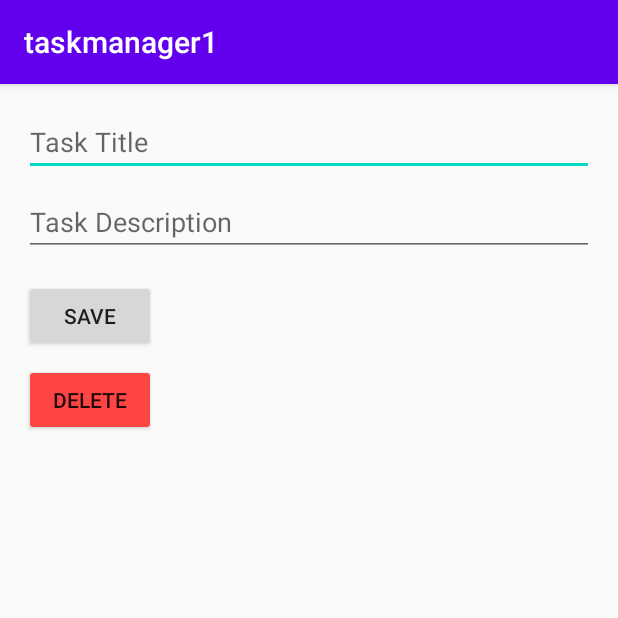
After one commit to Ahamedanas123/taskmanager_1, an Android app built with Jetpack Compose: the TaskDetailsActivity screen opened directly, with no data from a screen before it, on a phone screen of 412 x 824 dp, the top half of it. The commit adds this screen. Run offline under Robolectric (Android 15) with nearby library versions, the phone set to English and light mode, and no system bars; our stand-ins replace Room's generated code.

Commit message:
adding some features to add task in UI

```diff
--- a/app/build.gradle.kts
+++ b/app/build.gradle.kts
@@ -94,6 +94,7 @@ dependencies {
     implementation("androidx.room:room-runtime:2.6.1")
     implementation(libs.androidx.appcompat)
     implementation(libs.mediation.test.suite)
+    implementation(libs.androidx.foundation.android)
     kapt("androidx.room:room-compiler:2.6.1")
     implementation("androidx.room:room-ktx:2.6.1")
 
--- a/app/src/main/AndroidManifest.xml
+++ b/app/src/main/AndroidManifest.xml
@@ -14,8 +14,10 @@
         android:label="@string/app_name"
         android:roundIcon="@mipmap/ic_launcher_round"
         android:supportsRtl="true"
+        android:networkSecurityConfig="@xml/network_security_config"
         android:usesCleartextTraffic="true"
         android:theme="@style/AppTheme"
+        android:name=".TaskManagerApplication"
         tools:targetApi="31">
         <activity
             android:name=".MainActivity"
@@ -28,6 +30,7 @@
                 <category android:name="android.intent.category.LAUNCHER" />
             </intent-filter>
         </activity>
+        <activity android:name=".TaskDetailsActivity" />
     </application>
 
 </manifest>
--- /dev/null
+++ b/app/src/main/java/com/example/taskmanager1/TaskDetailsActivity.kt
@@ -0,0 +1,69 @@
+package com.example.taskmanager1
+
+import android.os.Bundle
+import android.widget.Toast
+import androidx.appcompat.app.AppCompatActivity
+import androidx.lifecycle.ViewModelProvider
+import com.example.taskmanager1.data.AppDatabase
+import com.example.taskmanager1.data.RetrofitClient
+import com.example.taskmanager1.data.TaskRepository
+import com.example.taskmanager1.databinding.ActivityTaskDetailsBinding
+import com.example.taskmanager1.models.Task
+import com.example.taskmanager1.viewmodel.TaskViewModel
+import com.example.taskmanager1.viewmodel.ViewModelFactory
+
+class TaskDetailsActivity : AppCompatActivity() {
+
+    private lateinit var binding: ActivityTaskDetailsBinding
+    private lateinit var viewModel: TaskViewModel
+
+    override fun onCreate(savedInstanceState: Bundle?) {
+        super.onCreate(savedInstanceState)
+        binding = ActivityTaskDetailsBinding.inflate(layoutInflater)
+        setContentView(binding.root)
+
+        // Initialize ViewModel
+        initializeViewModel()
+
+        val taskId = intent.getIntExtra("task_id", -1)
+        val taskTitle = intent.getStringExtra("task_title") ?: ""
+        val taskDescription = intent.getStringExtra("task_description") ?: ""
+
+        // Set initial data
+        binding.editTaskTitle.setText(taskTitle)
+        binding.editTaskDescription.setText(taskDescription)
+
+        binding.saveButton.setOnClickListener {
+            val updatedTask = Task(
+                id = taskId,
+                title = binding.editTaskTitle.text.toString(),
+                description = binding.editTaskDescription.text.toString(),
+                isCompleted = false
+            )
+            // Update the task using the ViewModel
+            viewModel.updateTask(updatedTask)
+            Toast.makeText(this, "Task updated!", Toast.LENGTH_SHORT).show()
+            finish()
+        }
+
+        binding.deleteButton.setOnClickListener {
+            val task = Task(
+                id = taskId,
+                title = binding.editTaskTitle.text.toString(),
+                description = binding.editTaskDescription.text.toString(),
+                isCompleted = false
+            )
+            viewModel.deleteTask(task)
+            Toast.makeText(this, "Task deleted!", Toast.LENGTH_SHORT).show()
+            finish()
+        }
+    }
+
+    private fun initializeViewModel() {
+        val database = AppDatabase.getDatabase(this)
+        val repository = TaskRepository(database.taskDao(), this)  // Pass context here
+        val factory = ViewModelFactory(repository)  // Pass context here as well
+        viewModel = ViewModelProvider(this, factory).get(TaskViewModel::class.java)
+    }
+
+}
--- a/app/src/main/java/com/example/taskmanager1/data/ApiService.kt
+++ b/app/src/main/java/com/example/taskmanager1/data/ApiService.kt
@@ -26,7 +26,7 @@ object RetrofitClient {
         val jsonString = context.assets.open("db.json").bufferedReader().use { it.readText() }
 
         val mockRetrofit = Retrofit.Builder()
-            .baseUrl("http://10.0.2.2:8080/") // Required but unused
+            .baseUrl("http://192.168.127.52:8000/") // Required but unused
             .addConverterFactory(GsonConverterFactory.create())
             .build()
 
--- a/app/src/main/java/com/example/taskmanager1/data/TaskRepository.kt
+++ b/app/src/main/java/com/example/taskmanager1/data/TaskRepository.kt
@@ -1,17 +1,75 @@
 package com.example.taskmanager1.data
 
-import androidx.lifecycle.LiveData
+import android.content.Context
 import com.example.taskmanager1.models.Task
+import com.google.gson.Gson
+import com.google.gson.GsonBuilder
+import com.google.gson.reflect.TypeToken
+import kotlinx.coroutines.Dispatchers
+import kotlinx.coroutines.withContext
+import java.io.File
 
-class TaskRepository(private val taskDao: TaskDao, private val apiService: ApiService) {
-    val allTasks: LiveData<List<Task>> = taskDao.getAllTasks()
+class TaskRepository(private val taskDao: TaskDao, private val context: Context) {
 
-    suspend fun insert(task: Task) = taskDao.insertTask(task)
-    suspend fun update(task: Task) = taskDao.updateTask(task)
-    suspend fun delete(task: Task) = taskDao.deleteTask(task)
+    val allTasks = taskDao.getAllTasks()
 
-    suspend fun fetchTasksFromJson(): List<Task> = apiService.getTasks()
-    suspend fun addTask(task: Task): Task = apiService.createTask(task)
-    suspend fun modifyTask(id: Int, task: Task): Task = apiService.updateTask(id, task)
-    suspend fun removeTask(id: Int) = apiService.deleteTask(id)
+    suspend fun insert(task: Task) {
+        taskDao.insertTask(task)
+        updateJsonFile()
+    }
+
+    suspend fun deleteTask(task: Task) {
+        taskDao.deleteTask(task)
+        updateJsonFile()
+    }
+
+    suspend fun update(task: Task) {
+        taskDao.updateTask(task)
+        updateJsonFile()
+    }
+
+    suspend fun loadTasksFromJson(): List<Task> {
+        return withContext(Dispatchers.IO) {
+            try {
+                val file = File(context.filesDir, "db.json")
+                if (!file.exists()) {
+                    // Copy from assets to internal storage if not exists
+                    context.assets.open("db.json").use { inputStream ->
+                        file.outputStream().use { outputStream ->
+                            inputStream.copyTo(outputStream)
+                        }
+                    }
+                }
+                val json = file.readText()
+                val taskListType = object : TypeToken<List<Task>>() {}.type
+                Gson().fromJson(json, taskListType) ?: emptyList()
+            } catch (e: Exception) {
+                e.printStackTrace()
+                emptyList()
+            }
+        }
+    }
+
+    // Function to update JSON file with a safer Gson configuration
+    private suspend fun updateJsonFile() {
+        withContext(Dispatchers.IO) {
+            try {
+                // Use a regular Gson configuration without exposing specific annotations
+                val gson = GsonBuilder().setPrettyPrinting().create()
+                val tasks = taskDao.getAllTasks().value ?: emptyList()
+                val json = gson.toJson(tasks)
+                val file = File(context.filesDir, "db.json")
+                if (!file.exists()) {
+                    context.assets.open("db.json").use { inputStream ->
+                        file.outputStream().use { outputStream ->
+                            inputStream.copyTo(outputStream)
+                        }
+                    }
+                }
+                file.writeText(json)
+            } catch (e: Exception) {
+                e.printStackTrace()
+            }
+        }
+    }
 }
--- a/app/src/main/java/com/example/taskmanager1/viewmodel/ViewModelFactory.kt
+++ b/app/src/main/java/com/example/taskmanager1/viewmodel/ViewModelFactory.kt
@@ -7,7 +7,6 @@ import com.example.taskmanager1.data.TaskRepository
 class ViewModelFactory(private val repository: TaskRepository) : ViewModelProvider.Factory {
     override fun <T : ViewModel> create(modelClass: Class<T>): T {
         if (modelClass.isAssignableFrom(TaskViewModel::class.java)) {
-            @Suppress("UNCHECKED_CAST")
             return TaskViewModel(repository) as T
         }
         throw IllegalArgumentException("Unknown ViewModel class")
--- /dev/null
+++ b/app/src/main/res/layout/activity_task_details.xml
@@ -0,0 +1,34 @@
+<LinearLayout xmlns:android="http://schemas.android.com/apk/res/android"
+    android:layout_width="match_parent"
+    android:layout_height="match_parent"
+    android:orientation="vertical"
+    android:padding="16dp">
+
+    <EditText
+        android:id="@+id/editTaskTitle"
+        android:layout_width="match_parent"
+        android:layout_height="wrap_content"
+        android:hint="Task Title" />
+
+    <EditText
+        android:id="@+id/editTaskDescription"
+        android:layout_width="match_parent"
+        android:layout_height="wrap_content"
+        android:hint="Task Description"
+        android:layout_marginTop="8dp" />
+
+    <Button
+        android:id="@+id/saveButton"
+        android:layout_width="wrap_content"
+        android:layout_height="wrap_content"
+        android:text="Save"
+        android:layout_marginTop="16dp" />
+
+    <Button
+        android:id="@+id/deleteButton"
+        android:layout_width="wrap_content"
+        android:layout_height="wrap_content"
+        android:text="Delete"
+        android:layout_marginTop="8dp"
+        android:backgroundTint="@android:color/holo_red_light" />
+</LinearLayout>
--- /dev/null
+++ b/app/src/main/res/xml/network_security_config.xml
@@ -0,0 +1,6 @@
+<?xml version="1.0" encoding="utf-8"?>
+<network-security-config>
+    <domain-config cleartextTrafficPermitted="true">
+        <domain includeSubdomains="true">192.168.127.52</domain>
+    </domain-config>
+</network-security-config>
--- a/gradle/libs.versions.toml
+++ b/gradle/libs.versions.toml
@@ -10,6 +10,7 @@ activityCompose = "1.10.1"
 composeBom = "2024.04.01"
 appcompat = "1.7.0"
 mediationTestSuite = "3.0.0"
+foundationAndroid = "1.6.0"
 
 [libraries]
 androidx-core-ktx = { group = "androidx.core", name = "core-ktx", version.ref = "coreKtx" }
@@ -28,6 +29,7 @@ androidx-ui-test-junit4 = { group = "androidx.compose.ui", name = "ui-test-junit
 androidx-material3 = { group = "androidx.compose.material3", name = "material3" }
 androidx-appcompat = { group = "androidx.appcompat", name = "appcompat", version.ref = "appcompat" }
 mediation-test-suite = { group = "com.google.android.ads", name = "mediation-test-suite", version.ref = "mediationTestSuite" }
+androidx-foundation-android = { group = "androidx.compose.foundation", name = "foundation-android", version.ref = "foundationAndroid" }
 
 [plugins]
 android-application = { id = "com.android.application", version.ref = "agp" }
```
Also changed, not shown: app/src/main/assets/db.json (+7 -3 lines), app/src/main/java/com/example/taskmanager1/MainActivity.kt (+64 -31 lines), app/src/main/java/com/example/taskmanager1/TaskManagerApplication.kt (added, +23 -0 lines), app/src/main/java/com/example/taskmanager1/adapter/TaskAdapter.kt (+7 -11 lines), app/src/main/java/com/example/taskmanager1/models/Task.kt (+6 -4 lines), app/src/main/java/com/example/taskmanager1/viewmodel/TaskViewModel.kt (+13 -65 lines), app/src/main/res/layout/dialog_add_task.xml (added, +18 -0 lines), app/src/main/res/layout/item_task.xml (+14 -6 lines).
